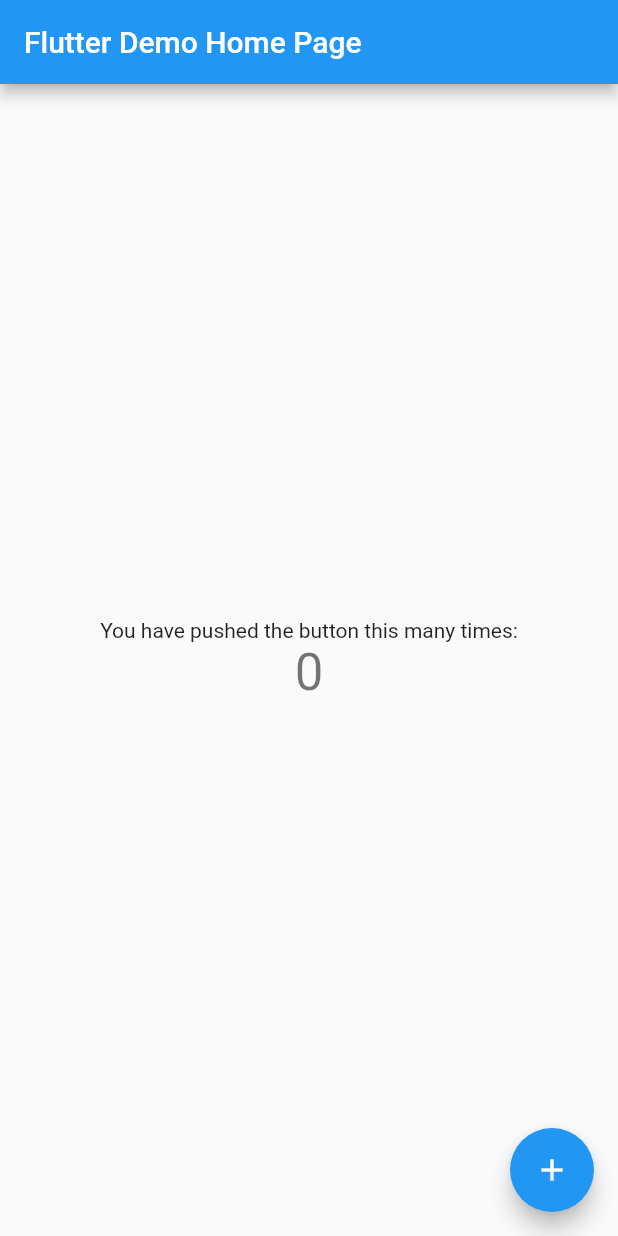
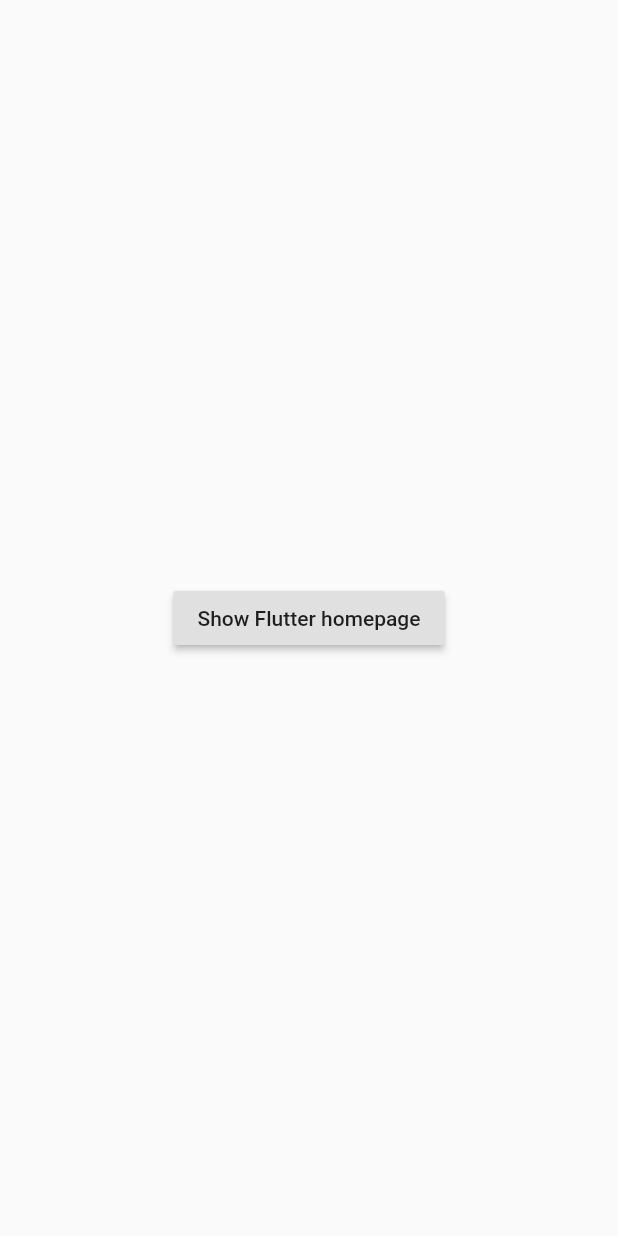
Before and after one commit to bradyt/flutter_wtf, a Flutter app: the screen it shows after launch, on a phone screen of 412 x 824 dp. Run offline on Flutter 3.47's test engine with Material 2 defaults, Android fonts, the phone set to English and light mode, and no system bars.

```diff
--- a/lib/main.dart
+++ b/lib/main.dart
@@ -1,4 +1,5 @@
 import 'package:flutter/material.dart';
+import 'package:url_launcher/url_launcher.dart';
 
 void main() => runApp(MyApp());
 
@@ -66,46 +67,21 @@ class _MyHomePageState extends State<MyHomePage> {
     // fast, so that you can just rebuild anything that needs updating rather
     // than having to individually change instances of widgets.
     return Scaffold(
-      appBar: AppBar(
-        // Here we take the value from the MyHomePage object that was created by
-        // the App.build method, and use it to set our appbar title.
-        title: Text(widget.title),
-      ),
       body: Center(
-        // Center is a layout widget. It takes a single child and positions it
-        // in the middle of the parent.
-        child: Column(
-          // Column is also layout widget. It takes a list of children and
-          // arranges them vertically. By default, it sizes itself to fit its
-          // children horizontally, and tries to be as tall as its parent.
-          //
-          // Invoke "debug painting" (press "p" in the console, choose the
-          // "Toggle Debug Paint" action from the Flutter Inspector in Android
-          // Studio, or the "Toggle Debug Paint" command in Visual Studio Code)
-          // to see the wireframe for each widget.
-          //
-          // Column has various properties to control how it sizes itself and
-          // how it positions its children. Here we use mainAxisAlignment to
-          // center the children vertically; the main axis here is the vertical
-          // axis because Columns are vertical (the cross axis would be
-          // horizontal).
-          mainAxisAlignment: MainAxisAlignment.center,
-          children: <Widget>[
-            Text(
-              'You have pushed the button this many times:',
-            ),
-            Text(
-              '$_counter',
-              style: Theme.of(context).textTheme.display1,
-            ),
-          ],
+        child: RaisedButton(
+          onPressed: _launchURL,
+          child: Text('Show Flutter homepage'),
         ),
       ),
-      floatingActionButton: FloatingActionButton(
-        onPressed: _incrementCounter,
-        tooltip: 'Increment',
-        child: Icon(Icons.add),
-      ), // This trailing comma makes auto-formatting nicer for build methods.
     );
   }
 }
+
+_launchURL() async {
+  const url = 'https://flutter.io';
+  if (await canLaunch(url)) {
+    await launch(url);
+  } else {
+    throw 'Could not launch $url';
+  }
+}
--- a/pubspec.yaml
+++ b/pubspec.yaml
@@ -17,6 +17,7 @@ environment:
   sdk: ">=2.1.0 <3.0.0"
 
 dependencies:
+  url_launcher: ^5.0.1
   flutter:
     sdk: flutter
 
```
Also changed, not shown: pubspec.lock.
